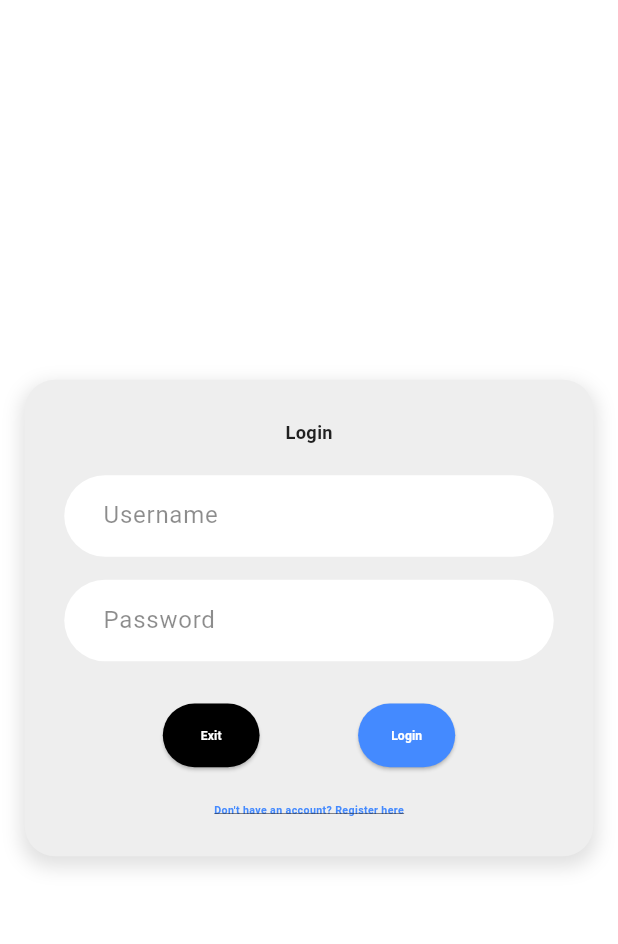
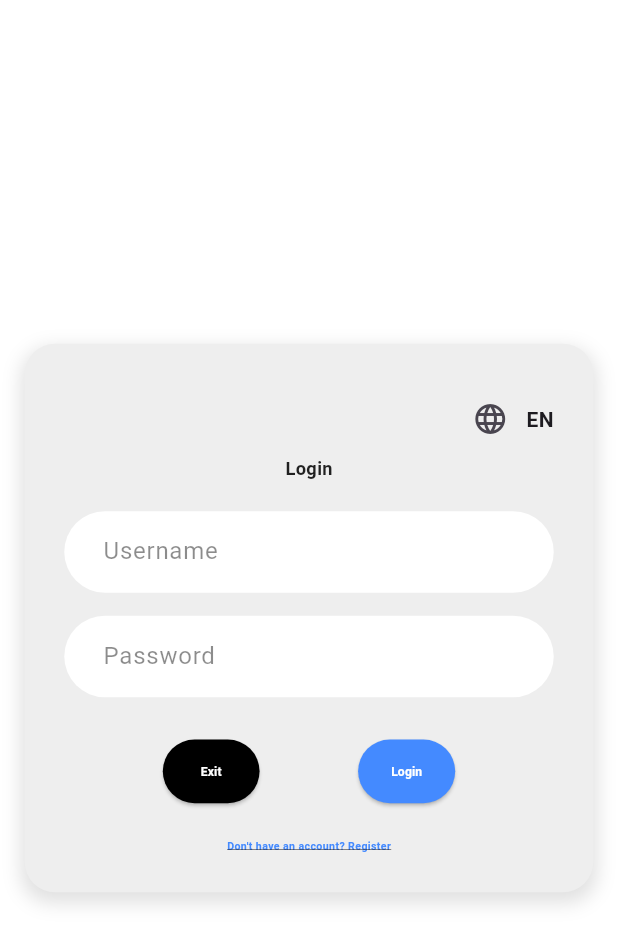
Before and after one commit to Nacim-w/Twizzy, a Flutter app: the screen it shows after launch, on a phone screen of 412 x 824 dp. Shown: the top 944 px of the screen. Run offline on Flutter 3.47's test engine with Material 3 defaults, Android fonts, the light colour scheme and no system bars; our stand-ins replace flutter_screenutil; generated files the repository leaves out were written again.

Commit message:
added multiple Language Support

```diff
--- /dev/null
+++ b/l10n.yaml
@@ -0,0 +1,3 @@
+arb-dir: lib/l10n
+template-arb-file: app_en.arb
+output-localization-file: app_localizations.dart
--- /dev/null
+++ b/lib/l10n/l10n.dart
@@ -0,0 +1,7 @@
+import 'package:flutter/material.dart';
+class L10n{
+  static final all=[
+    const Locale('en','US'),
+    const Locale('fr','FR'),
+  ];
+}
--- a/lib/main.dart
+++ b/lib/main.dart
@@ -5,17 +5,32 @@ import 'package:twizzy/screens/blog_screen.dart';
 import 'package:twizzy/screens/login_screen.dart';
 import 'package:twizzy/screens/profile_screen.dart';
 import 'package:flutter_screenutil/flutter_screenutil.dart';
+import 'package:flutter_localizations/flutter_localizations.dart';
+import 'package:twizzy/l10n/l10n.dart';
+import 'package:flutter_gen/gen_l10n/app_localizations.dart';
 
 void main() {
   runApp(MyApp());
 }
 
-class MyApp extends StatelessWidget {
+class MyApp extends StatefulWidget {
+  @override
+  _MyAppState createState() => _MyAppState();
+}
+
+class _MyAppState extends State<MyApp> {
+  Locale _locale = const Locale('en');
+
+  void _changeLanguage(String languageCode) {
+    setState(() {
+      _locale = Locale(languageCode);
+    });
+  }
+
   @override
   Widget build(BuildContext context) {
     return ScreenUtilInit(
-        designSize:
-            Size(375, 812),
+      designSize: Size(375, 812),
       minTextAdapt: true,
       builder: (context, child) {
         return MaterialApp(
@@ -23,15 +38,24 @@ class MyApp extends StatelessWidget {
           theme: ThemeData.light().copyWith(
             scaffoldBackgroundColor: Colors.white,
           ),
-            home: Login(),
+          supportedLocales: L10n.all,
+          locale: _locale,
+          localizationsDelegates: const [
+            AppLocalizations.delegate,
+            GlobalMaterialLocalizations.delegate,
+            GlobalWidgetsLocalizations.delegate,
+            GlobalCupertinoLocalizations.delegate,
+          ],
+          home: Login(changeLanguage: _changeLanguage),
           routes: {
-              '/login': (context) => const Login(),
+            '/login': (context) => Login(changeLanguage: _changeLanguage),
             '/register': (context) => const Register(),
             '/profile': (context) => ProfileScreen(),
             '/blog': (context) => BlogScreen(),
             '/edit_profile': (context) => EditProfileScreen(),
           },
         );
-        });
+      },
+    );
   }
 }
--- a/lib/screens/login_screen.dart
+++ b/lib/screens/login_screen.dart
@@ -2,9 +2,12 @@ import 'package:flutter/material.dart';
 import 'package:flutter/services.dart';
 import 'package:flutter_screenutil/flutter_screenutil.dart';
 import 'package:twizzy/services/api_service.dart';
+import 'package:flutter_gen/gen_l10n/app_localizations.dart';
 
 class Login extends StatefulWidget {
-  const Login({super.key});
+  final Function(String) changeLanguage; // Function to change language
+
+  const Login({super.key, required this.changeLanguage});
 
   @override
   State<Login> createState() => _LoginState();
@@ -70,8 +73,31 @@ class _LoginState extends State<Login> {
             child: Column(
               mainAxisSize: MainAxisSize.min,
               children: [
+                Row(
+                  mainAxisAlignment: MainAxisAlignment.end,
+                  children: [
+                    IconButton(
+                      icon: Icon(Icons.language),
+                      onPressed: () {
+                        final currentLocale =
+                            Localizations.localeOf(context).languageCode;
+                        final newLocale = currentLocale == 'en' ? 'fr' : 'en';
+                        widget.changeLanguage(newLocale);
+                      },
+                    ),
+                    Text(
+                      Localizations.localeOf(context).languageCode == 'en'
+                          ? 'EN'
+                          : 'FR',
+                      style: TextStyle(
+                        fontSize: 14,
+                        fontWeight: FontWeight.bold,
+                      ),
+                    ),
+                  ],
+                ),
                 Text(
-                  'Login',
+                  AppLocalizations.of(context)!.login,
                   style: TextStyle(
                     fontSize: 12.sp,
                     fontWeight: FontWeight.bold,
@@ -83,7 +109,7 @@ class _LoginState extends State<Login> {
                   controller: _usernameController,
                   style: TextStyle(color: Colors.black87),
                   decoration: InputDecoration(
-                    hintText: 'Username',
+                    hintText: AppLocalizations.of(context)!.username,
                     hintStyle: TextStyle(color: Colors.black45),
                     filled: true,
                     fillColor: Colors.white,
@@ -101,7 +127,7 @@ class _LoginState extends State<Login> {
                   style: TextStyle(color: Colors.black87),
                   obscureText: true,
                   decoration: InputDecoration(
-                    hintText: 'Password',
+                    hintText: AppLocalizations.of(context)!.password,
                     hintStyle: TextStyle(color: Colors.black45),
                     filled: true,
                     fillColor: Colors.white,
@@ -128,7 +154,7 @@ class _LoginState extends State<Login> {
                         ),
                       ),
                       child: Text(
-                        'Exit',
+                        AppLocalizations.of(context)!.exit,
                         style: TextStyle(
                             fontSize: 8.sp,
                             fontWeight: FontWeight.bold,
@@ -146,7 +172,7 @@ class _LoginState extends State<Login> {
                         ),
                       ),
                       child: Text(
-                        'Login',
+                        AppLocalizations.of(context)!.login,
                         style: TextStyle(
                             fontSize: 8.sp,
                             fontWeight: FontWeight.bold,
@@ -161,7 +187,7 @@ class _LoginState extends State<Login> {
                     Navigator.pushReplacementNamed(context, '/register');
                   },
                   child: Text(
-                    'Don\'t have an account? Register here',
+                    AppLocalizations.of(context)!.gotoregister,
                     style: TextStyle(
                       fontSize: 7.sp,
                       color: Colors.blueAccent,
--- a/lib/widgets/search_bar_widget.dart
+++ b/lib/widgets/search_bar_widget.dart
@@ -1,5 +1,6 @@
 import 'package:flutter/material.dart';
 import 'package:flutter_screenutil/flutter_screenutil.dart';
+import 'package:flutter_gen/gen_l10n/app_localizations.dart';
 
 class SearchBarWidget extends StatelessWidget {
   final TextEditingController controller;
@@ -31,7 +32,7 @@ class SearchBarWidget extends StatelessWidget {
           controller: controller,
           onChanged: onChanged,
           decoration: InputDecoration(
-            hintText: "Search posts...",
+            hintText: AppLocalizations.of(context)!.searchposts,
             prefixIcon: Icon(Icons.search, color: Colors.grey),
             border: InputBorder.none,
             contentPadding: EdgeInsets.symmetric(vertical: 14.h, horizontal: 16.w),
```
Also changed, not shown: lib/l10n/app_en.arb (added, +95 -0 lines), lib/l10n/app_fr.arb (added, +91 -0 lines), lib/screens/edit_profile_screen.dart (+6 -5 lines), lib/screens/profile_screen.dart (+5 -4 lines), lib/screens/register_screen.dart (+7 -6 lines), lib/widgets/add_post_dialog.dart (+6 -4 lines), lib/widgets/blog_post_card.dart (+6 -6 lines), pubspec.yaml (+6 -1 lines), pubspec.lock. Lines whose indentation alone changed are shown as unchanged.
